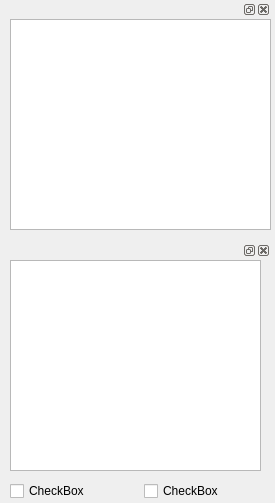
The window that GUI5_ContoursTable2.ui (AnaAquiles/Calcium-waves-in-endocrine-cells-analysis) describes before a commit, drawn with Qt 5.
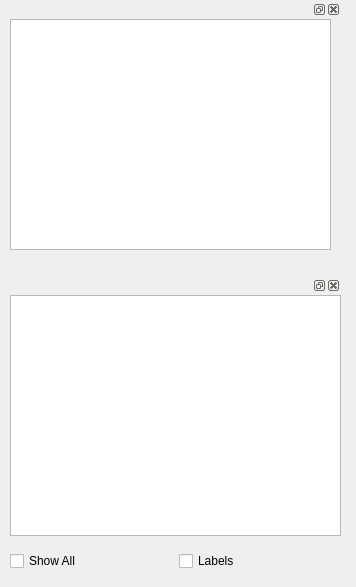
The same window after the commit.

Commit message: Sigue el problema de la ventana con la tabla

Patch:
```diff
--- a/GUI5_ContoursTable2.ui
+++ b/GUI5_ContoursTable2.ui
@@ -6,8 +6,8 @@
    <rect>
     <x>0</x>
     <y>0</y>
-    <width>275</width>
-    <height>503</height>
+    <width>356</width>
+    <height>587</height>
    </rect>
   </property>
   <property name="windowTitle">
@@ -18,8 +18,8 @@
     <rect>
      <x>10</x>
      <y>0</y>
-     <width>261</width>
-     <height>501</height>
+     <width>331</width>
+     <height>571</height>
     </rect>
    </property>
    <layout class="QGridLayout" name="gridLayout">
@@ -31,8 +31,8 @@
          <rect>
           <x>0</x>
           <y>0</y>
-          <width>261</width>
-          <height>211</height>
+          <width>321</width>
+          <height>231</height>
          </rect>
         </property>
        </widget>
@@ -42,15 +42,24 @@
     <item row="1" column="0">
      <widget class="QDockWidget" name="dockWidget">
       <widget class="QWidget" name="dockWidgetContents">
-       <widget class="QTableWidget" name="ContoursTable">
+       <widget class="QWidget" name="gridLayoutWidget_2">
         <property name="geometry">
          <rect>
           <x>0</x>
           <y>0</y>
-          <width>251</width>
-          <height>211</height>
+          <width>331</width>
+          <height>241</height>
          </rect>
         </property>
+        <layout class="QGridLayout" name="gridLayout_2">
+         <item row="0" column="0">
+          <widget class="QTableWidget" name="ContoursTable">
+           <property name="sizeAdjustPolicy">
+            <enum>QAbstractScrollArea::AdjustToContentsOnFirstShow</enum>
+           </property>
+          </widget>
+         </item>
+        </layout>
        </widget>
       </widget>
      </widget>
@@ -60,14 +69,14 @@
       <item>
        <widget class="QCheckBox" name="checkBox_2">
         <property name="text">
-         <string>CheckBox</string>
+         <string>Show All</string>
         </property>
        </widget>
       </item>
       <item>
        <widget class="QCheckBox" name="checkBox">
         <property name="text">
-         <string>CheckBox</string>
+         <string>Labels</string>
         </property>
        </widget>
       </item>
```
Left out of the diff: 4 changed lines with no effect on the pictures. The commit also changes 3 other files.
